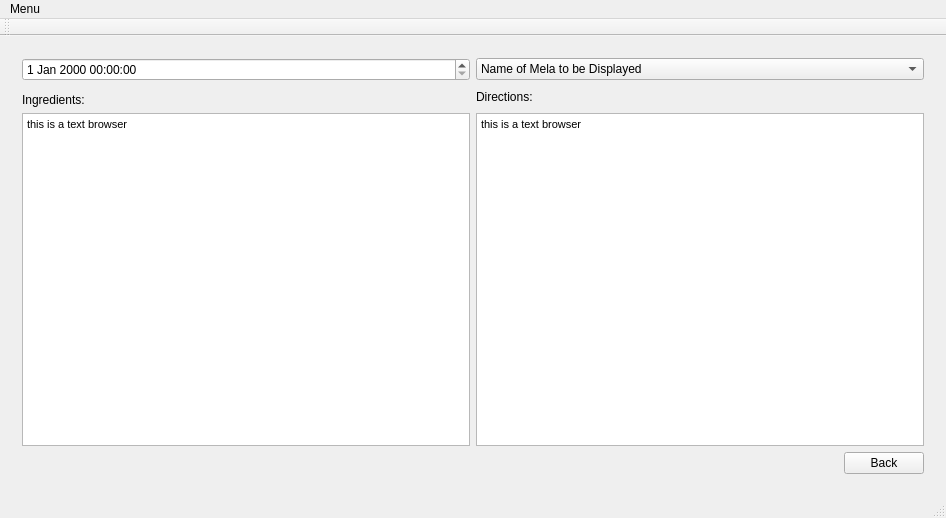
Before: the Qt Designer form mealplanner/mainwindow.ui in escobaros-dos/mealplanner, drawn with Qt 5.
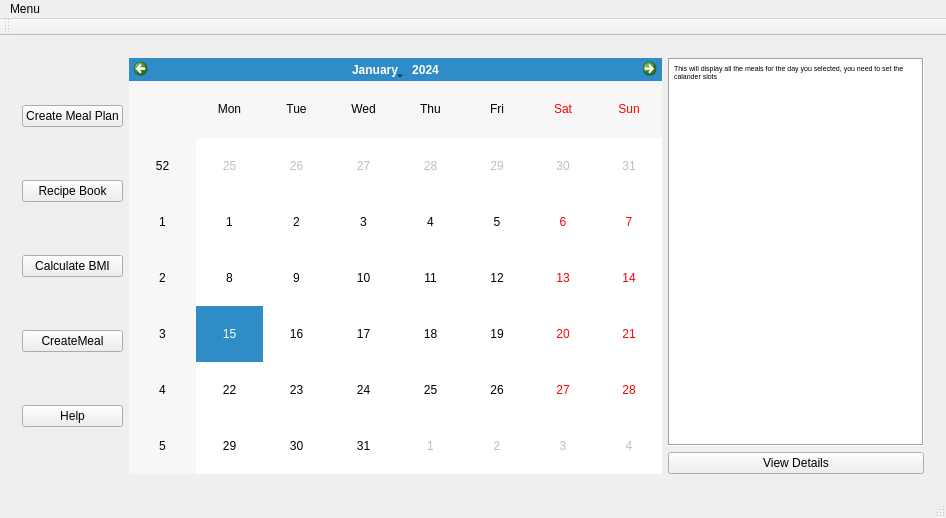
After: the same form once the commit is applied. The open tabs and pages were chosen to show the change.

```diff
--- a/mealplanner/mainwindow.ui
+++ b/mealplanner/mainwindow.ui
@@ -19,10 +19,7 @@
      <layout class="QGridLayout" name="gridLayout_3">
       <item row="0" column="0">
        <widget class="QStackedWidget" name="stackedWidget">
-        <property name="currentIndex">
-         <number>0</number>
-        </property>
-        <widget class="QWidget" name="page">
+        <widget class="QWidget" name="stackedWidgetPage1" native="true">
          <layout class="QGridLayout" name="gridLayout">
           <item row="0" column="0">
            <layout class="QVBoxLayout" name="verticalLayout">
@@ -50,14 +47,14 @@
             <item>
              <widget class="QPushButton" name="pushButton_4">
               <property name="text">
-               <string>PushButton</string>
+               <string>CreateMeal</string>
               </property>
              </widget>
             </item>
             <item>
              <widget class="QPushButton" name="pushButton">
               <property name="text">
-               <string>PushButton</string>
+               <string>Help</string>
               </property>
              </widget>
             </item>
@@ -86,8 +83,8 @@
                <string>&lt;!DOCTYPE HTML PUBLIC &quot;-//W3C//DTD HTML 4.0//EN&quot; &quot;http://www.w3.org/TR/REC-html40/strict.dtd&quot;&gt;
 &lt;html&gt;&lt;head&gt;&lt;meta name=&quot;qrichtext&quot; content=&quot;1&quot; /&gt;&lt;style type=&quot;text/css&quot;&gt;
 p, li { white-space: pre-wrap; }
-&lt;/style&gt;&lt;/head&gt;&lt;body style=&quot; font-family:'MS Shell Dlg 2'; font-size:5.5pt; font-weight:400; font-style:normal;&quot;&gt;
-&lt;p style=&quot; margin-top:0px; margin-bottom:0px; margin-left:0px; margin-right:0px; -qt-block-indent:0; text-indent:0px;&quot;&gt;This will display all the meals for the day you selected, you need to set the calander slots&lt;/p&gt;&lt;/body&gt;&lt;/html&gt;</string>
+&lt;/style&gt;&lt;/head&gt;&lt;body style=&quot; font-family:'MS Shell Dlg 2'; font-size:8.25pt; font-weight:400; font-style:normal;&quot;&gt;
+&lt;p style=&quot; margin-top:0px; margin-bottom:0px; margin-left:0px; margin-right:0px; -qt-block-indent:0; text-indent:0px;&quot;&gt;&lt;span style=&quot; font-size:5.5pt;&quot;&gt;This will display all the meals for the day you selected, you need to set the calander slots&lt;/span&gt;&lt;/p&gt;&lt;/body&gt;&lt;/html&gt;</string>
               </property>
               <property name="tabStopWidth">
                <number>50</number>
@@ -105,76 +102,7 @@
           </item>
          </layout>
         </widget>
-        <widget class="QWidget" name="page_2">
-         <layout class="QGridLayout" name="gridLayout_4">
-          <item row="1" column="1" rowspan="2">
-           <widget class="QLabel" name="label_2">
-            <property name="text">
-             <string>Directions:</string>
-            </property>
-           </widget>
-          </item>
-          <item row="3" column="1">
-           <widget class="QTextBrowser" name="textBrowser_2">
-            <property name="html">
-             <string>&lt;!DOCTYPE HTML PUBLIC &quot;-//W3C//DTD HTML 4.0//EN&quot; &quot;http://www.w3.org/TR/REC-html40/strict.dtd&quot;&gt;
-&lt;html&gt;&lt;head&gt;&lt;meta name=&quot;qrichtext&quot; content=&quot;1&quot; /&gt;&lt;style type=&quot;text/css&quot;&gt;
-p, li { white-space: pre-wrap; }
-&lt;/style&gt;&lt;/head&gt;&lt;body style=&quot; font-family:'MS Shell Dlg 2'; font-size:5.5pt; font-weight:400; font-style:normal;&quot;&gt;
-&lt;p style=&quot; margin-top:0px; margin-bottom:0px; margin-left:0px; margin-right:0px; -qt-block-indent:0; text-indent:0px;&quot;&gt;&lt;span style=&quot; font-size:8pt;&quot;&gt;this is a text browser&lt;/span&gt;&lt;/p&gt;&lt;/body&gt;&lt;/html&gt;</string>
-            </property>
-           </widget>
-          </item>
-          <item row="3" column="0">
-           <widget class="QTextBrowser" name="textBrowser">
-            <property name="html">
-             <string>&lt;!DOCTYPE HTML PUBLIC &quot;-//W3C//DTD HTML 4.0//EN&quot; &quot;http://www.w3.org/TR/REC-html40/strict.dtd&quot;&gt;
-&lt;html&gt;&lt;head&gt;&lt;meta name=&quot;qrichtext&quot; content=&quot;1&quot; /&gt;&lt;style type=&quot;text/css&quot;&gt;
-p, li { white-space: pre-wrap; }
-&lt;/style&gt;&lt;/head&gt;&lt;body style=&quot; font-family:'MS Shell Dlg 2'; font-size:5.5pt; font-weight:400; font-style:normal;&quot;&gt;
-&lt;p style=&quot; margin-top:0px; margin-bottom:0px; margin-left:0px; margin-right:0px; -qt-block-indent:0; text-indent:0px;&quot;&gt;&lt;span style=&quot; font-size:8pt;&quot;&gt;this is a text browser&lt;/span&gt;&lt;/p&gt;&lt;/body&gt;&lt;/html&gt;</string>
-            </property>
-           </widget>
-          </item>
-          <item row="0" column="1">
-           <widget class="QComboBox" name="comboBox">
-            <item>
-             <property name="text">
-              <string>Name of Mela to be Displayed</string>
-             </property>
-            </item>
-            <item>
-             <property name="text">
-              <string>Meal1</string>
-             </property>
-            </item>
-            <item>
-             <property name="text">
-              <string>Meal2</string>
-             </property>
-            </item>
-           </widget>
-          </item>
-          <item row="0" column="0">
-           <widget class="QDateTimeEdit" name="dateTimeEdit_2"/>
-          </item>
-          <item row="2" column="0">
-           <widget class="QLabel" name="label">
-            <property name="text">
-             <string>Ingredients:</string>
-            </property>
-           </widget>
-          </item>
-          <item row="4" column="1" alignment="Qt::AlignRight">
-           <widget class="QPushButton" name="pushButton_7">
-            <property name="text">
-             <string>Back</string>
-            </property>
-           </widget>
-          </item>
-         </layout>
-        </widget>
-        <widget class="QWidget" name="page_3">
+        <widget class="QWidget" name="stackedWidgetPage2" native="true">
          <layout class="QGridLayout" name="gridLayout_5">
           <item row="0" column="0">
            <widget class="QPushButton" name="pushButton_11">
```
Left out of the diff: 8 changed lines with no effect on the pictures.
